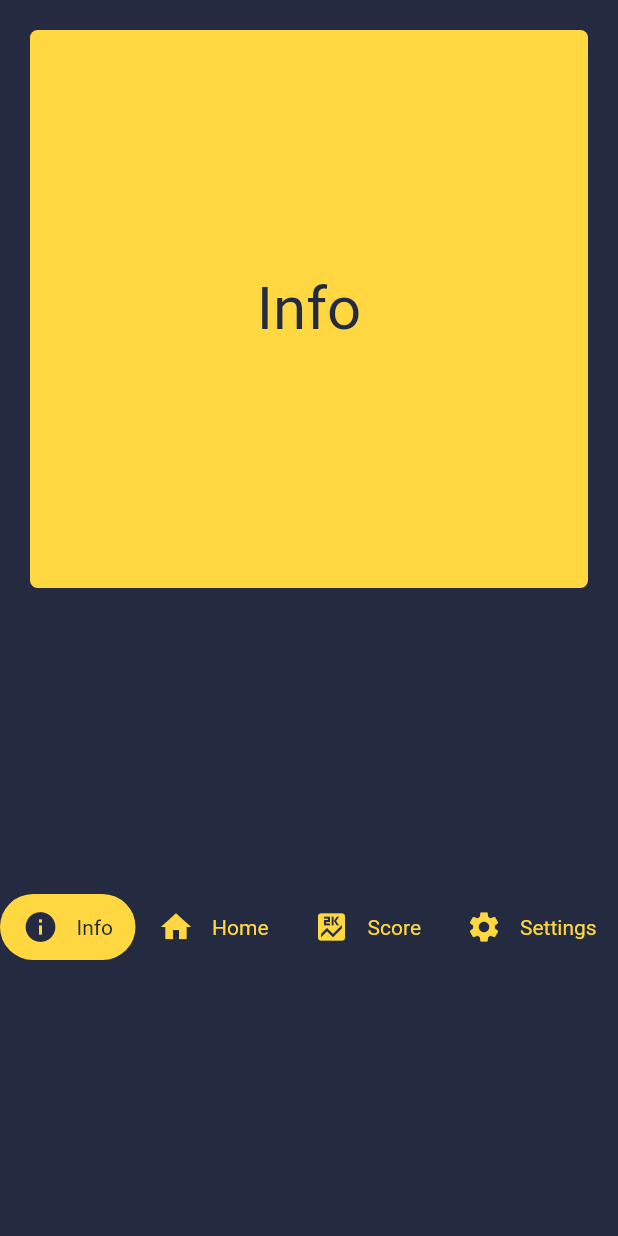
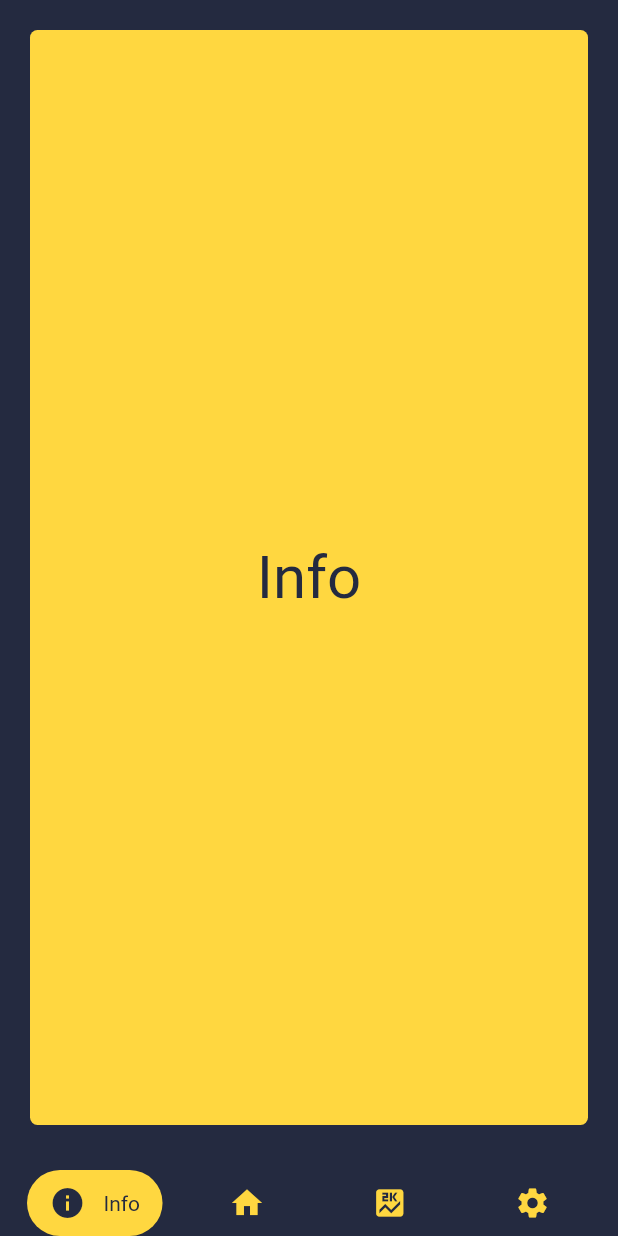
Before and after one commit to arit98/quizapp, a Flutter app: the screen it shows after launch, on a phone screen of 412 x 824 dp. Run offline on Flutter 3.47's test engine with Material 2 defaults, Android fonts, the phone set to English and light mode, and no system bars; our stand-ins replace splashscreen.

Commit message:
problem solved

```diff
--- a/lib/bottomBar.dart
+++ b/lib/bottomBar.dart
@@ -13,11 +13,10 @@ class _BottomBarState extends State<BottomBar> {
   int _index = 0;
   @override
   Widget build(BuildContext context) {
-    // var mda = MediaQuery.of(context);
+    var mda = MediaQuery.of(context);
     return Scaffold(
       backgroundColor: Color(0xFF242A40),
       body: Column(
-        mainAxisAlignment: MainAxisAlignment.spaceBetween,
         children: [
           //tabs{
           _index == 0
@@ -26,10 +25,11 @@ class _BottomBarState extends State<BottomBar> {
                   ? HomePage()
                   : _index == 2 ? ResultScreen() : settingsPage(context)),
           // }row
-          Expanded(
+          Padding(
+            padding: EdgeInsets.only(
+                left: 18, right: 18, top: 10, bottom: mda.padding.bottom),
             child: Row(
               children: [
-//1
                 GestureDetector(
                   onTap: () {
                     setState(() {
@@ -56,7 +56,7 @@ class _BottomBarState extends State<BottomBar> {
                           Padding(
                             padding: const EdgeInsets.only(left: 12),
                             child: Text(
-                              'Info',
+                              _index == 0 ? 'Info' : '',
                               style: TextStyle(
                                   color: _index == 0
                                       ? Color(0xFF242A40)
@@ -95,7 +95,7 @@ class _BottomBarState extends State<BottomBar> {
                           Padding(
                             padding: const EdgeInsets.only(left: 12),
                             child: Text(
-                              'Home',
+                              _index == 1 ? 'Home' : '',
                               style: TextStyle(
                                   color: _index == 1
                                       ? Color(0xFF242A40)
@@ -134,7 +134,7 @@ class _BottomBarState extends State<BottomBar> {
                           Padding(
                             padding: const EdgeInsets.only(left: 12),
                             child: Text(
-                              'Score',
+                              _index == 2 ? 'Score' : '',
                               style: TextStyle(
                                   color: _index == 2
                                       ? Color(0xFF242A40)
@@ -146,7 +146,7 @@ class _BottomBarState extends State<BottomBar> {
                     ),
                   ),
                 ),
-                // Spacer(),
+                Spacer(),
                 GestureDetector(
                   onTap: () {
                     setState(() {
@@ -173,7 +173,7 @@ class _BottomBarState extends State<BottomBar> {
                           Padding(
                             padding: const EdgeInsets.only(left: 12),
                             child: Text(
-                              'Settings',
+                              _index == 3 ? 'Settings' : '',
                               style: TextStyle(
                                   color: _index == 3
                                       ? Color(0xFF242A40)
@@ -193,74 +193,3 @@ class _BottomBarState extends State<BottomBar> {
     );
   }
 }
-
-Widget home(BuildContext context) {
-  return Expanded(
-      child:
-          Center(child: Text('Home', style: TextStyle(color: Colors.white))));
-}
-
-Widget score(BuildContext context) {
-  return Expanded(
-      child:
-          Center(child: Text('Result', style: TextStyle(color: Colors.white))));
-}
-
-Widget info(BuildContext context) {
-  return Expanded(
-      child:
-          Center(child: Text('Info', style: TextStyle(color: Colors.white))));
-}
-
-Widget settings(BuildContext context) {
-  return Expanded(
-      child: Center(
-          child: Text('Settings', style: TextStyle(color: Colors.white))));
-}
-
-// class BtmBar extends StatelessWidget {
-//   @override
-//   Widget build(BuildContext context) {
-//     return BottomAppBar(
-//       color: Colors.amberAccent,
-//       child: Container(
-//         margin: EdgeInsets.symmetric(horizontal: 40),
-//         child: Padding(
-//           padding: const EdgeInsets.all(5),
-//           child: Row(
-//             mainAxisAlignment: MainAxisAlignment.spaceBetween,
-//             children: [
-//               IconButton(
-//                 onPressed: () {
-//                   // Navigator.push(
-//                   //       context,
-//                   //       MaterialPageRoute(builder: (context) => infoPage()),
-//                   //     );
-//                 },
-//                 icon: Icon(Icons.info, size: 30, color: Color(0xFF242A40)),
-//               ),
-//               IconButton(
-//                 onPressed: () {
-//                   Navigator.push(
-//                         context,
-//                         MaterialPageRoute(builder: (context) => MainScreen()),
-//                       );
-//                 },
-//                 icon: Icon(Icons.home, size: 30, color: Color(0xFF242A40)),
-//               ),
-//               IconButton(
-//                 onPressed: () {
-//                   Navigator.push(
-//                         context,
-//                         MaterialPageRoute(builder: (context) => MainScreen()),
-//                       );
-//                 },
-//                 icon: Icon(Icons.settings, size: 30, color: Color(0xFF242A40)),
-//               ),
-//             ],
-//           ),
-//         ),
-//       ),
-//     );
-//   }
-// }
```
Also changed, not shown: lib/Home.dart (+5 -9 lines), lib/ResultScreen.dart (+11 -6 lines), lib/mscreen.dart (+6 -5 lines), lib/main.dart (line endings or trailing spaces).
